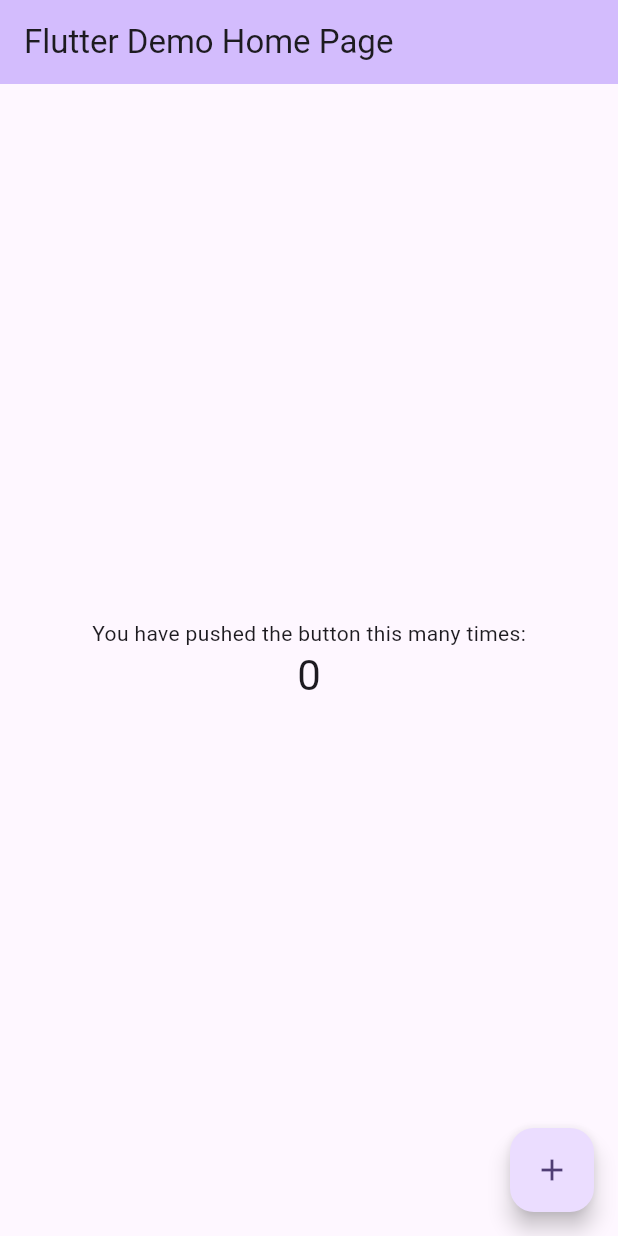
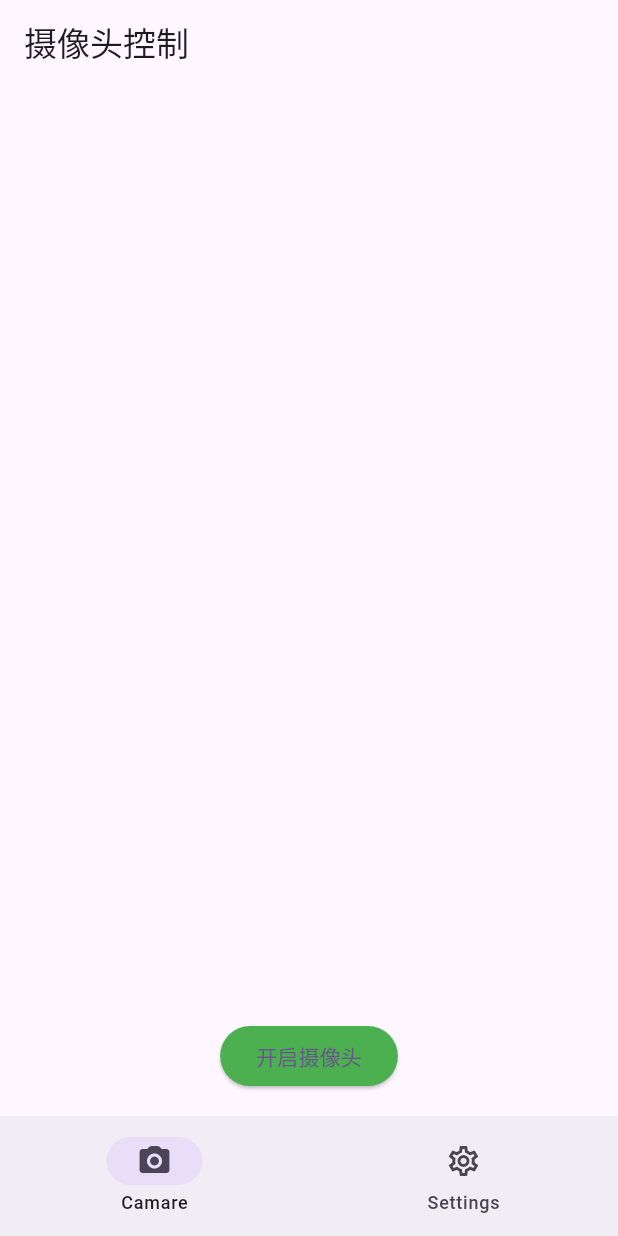
Before and after one commit to ninthingz/sign_in_life, a Flutter app: the screen it shows after launch, on a phone screen of 412 x 824 dp. Run offline on Flutter 3.47's test engine with Material 3 defaults, Android fonts, the phone set to English and light mode, and no system bars; our stand-ins replace camera, permission_handler.

Commit message:
feat: 添加本机摄像头控制页面

```diff
--- a/lib/main.dart
+++ b/lib/main.dart
@@ -1,4 +1,6 @@
 import 'package:flutter/material.dart';
+import 'package:sign_in_life/widgets/camera_page.dart';
+import 'package:sign_in_life/widgets/settings_page.dart';
 
 void main() {
   runApp(const MyApp());
@@ -13,110 +15,52 @@ class MyApp extends StatelessWidget {
     return MaterialApp(
       title: 'Flutter Demo',
       theme: ThemeData(
-        // This is the theme of your application.
-        //
-        // TRY THIS: Try running your application with "flutter run". You'll see
-        // the application has a purple toolbar. Then, without quitting the app,
-        // try changing the seedColor in the colorScheme below to Colors.green
-        // and then invoke "hot reload" (save your changes or press the "hot
-        // reload" button in a Flutter-supported IDE, or press "r" if you used
-        // the command line to start the app).
-        //
-        // Notice that the counter didn't reset back to zero; the application
-        // state is not lost during the reload. To reset the state, use hot
-        // restart instead.
-        //
-        // This works for code too, not just values: Most code changes can be
-        // tested with just a hot reload.
         colorScheme: ColorScheme.fromSeed(seedColor: Colors.deepPurple),
       ),
-      home: const MyHomePage(title: 'Flutter Demo Home Page'),
+      home: const MainPage(),
     );
   }
 }
 
-class MyHomePage extends StatefulWidget {
-  const MyHomePage({super.key, required this.title});
-
-  // This widget is the home page of your application. It is stateful, meaning
-  // that it has a State object (defined below) that contains fields that affect
-  // how it looks.
-
-  // This class is the configuration for the state. It holds the values (in this
-  // case the title) provided by the parent (in this case the App widget) and
-  // used by the build method of the State. Fields in a Widget subclass are
-  // always marked "final".
-
-  final String title;
+class MainPage extends StatefulWidget {
+  const MainPage({super.key});
 
   @override
-  State<MyHomePage> createState() => _MyHomePageState();
+  State<MainPage> createState() => _MainPageState();
 }
 
-class _MyHomePageState extends State<MyHomePage> {
-  int _counter = 0;
+class _MainPageState extends State<MainPage> {
+  int _selectedIndex = 0;
 
-  void _incrementCounter() {
-    setState(() {
-      // This call to setState tells the Flutter framework that something has
-      // changed in this State, which causes it to rerun the build method below
-      // so that the display can reflect the updated values. If we changed
-      // _counter without calling setState(), then the build method would not be
-      // called again, and so nothing would appear to happen.
-      _counter++;
-    });
-  }
+  final List<Widget> _pages = const [CameraScreen(), SettingsPage()];
 
   @override
   Widget build(BuildContext context) {
-    // This method is rerun every time setState is called, for instance as done
-    // by the _incrementCounter method above.
-    //
-    // The Flutter framework has been optimized to make rerunning build methods
-    // fast, so that you can just rebuild anything that needs updating rather
-    // than having to individually change instances of widgets.
     return Scaffold(
-      appBar: AppBar(
-        // TRY THIS: Try changing the color here to a specific color (to
-        // Colors.amber, perhaps?) and trigger a hot reload to see the AppBar
-        // change color while the other colors stay the same.
-        backgroundColor: Theme.of(context).colorScheme.inversePrimary,
-        // Here we take the value from the MyHomePage object that was created by
-        // the App.build method, and use it to set our appbar title.
-        title: Text(widget.title),
+      body: _pages[_selectedIndex],
+      bottomNavigationBar: NavigationBar(
+        animationDuration: const Duration(seconds: 1),
+        selectedIndex: _selectedIndex,
+        onDestinationSelected: (index) {
+          setState(() {
+            _selectedIndex = index;
+          });
+        },
+        destinations: _navBarItems,
       ),
-      body: Center(
-        // Center is a layout widget. It takes a single child and positions it
-        // in the middle of the parent.
-        child: Column(
-          // Column is also a layout widget. It takes a list of children and
-          // arranges them vertically. By default, it sizes itself to fit its
-          // children horizontally, and tries to be as tall as its parent.
-          //
-          // Column has various properties to control how it sizes itself and
-          // how it positions its children. Here we use mainAxisAlignment to
-          // center the children vertically; the main axis here is the vertical
-          // axis because Columns are vertical (the cross axis would be
-          // horizontal).
-          //
-          // TRY THIS: Invoke "debug painting" (choose the "Toggle Debug Paint"
-          // action in the IDE, or press "p" in the console), to see the
-          // wireframe for each widget.
-          mainAxisAlignment: MainAxisAlignment.center,
-          children: <Widget>[
-            const Text('You have pushed the button this many times:'),
-            Text(
-              '$_counter',
-              style: Theme.of(context).textTheme.headlineMedium,
-            ),
-          ],
-        ),
-      ),
-      floatingActionButton: FloatingActionButton(
-        onPressed: _incrementCounter,
-        tooltip: 'Increment',
-        child: const Icon(Icons.add),
-      ), // This trailing comma makes auto-formatting nicer for build methods.
     );
   }
 }
+
+const _navBarItems = [
+  NavigationDestination(
+    icon: Icon(Icons.camera_alt_outlined),
+    selectedIcon: Icon(Icons.camera_alt_rounded),
+    label: 'Camare',
+  ),
+  NavigationDestination(
+    icon: Icon(Icons.settings_outlined),
+    selectedIcon: Icon(Icons.settings_rounded),
+    label: 'Settings',
+  ),
+];
--- /dev/null
+++ b/lib/widgets/camera_page.dart
@@ -0,0 +1,143 @@
+import 'package:flutter/material.dart';
+import 'package:camera/camera.dart';
+import 'package:permission_handler/permission_handler.dart';
+
+class CameraScreen extends StatefulWidget {
+  const CameraScreen({super.key});
+
+  @override
+  _CameraScreenState createState() => _CameraScreenState();
+}
+
+class _CameraScreenState extends State<CameraScreen>
+    with WidgetsBindingObserver {
+  CameraController? _controller;
+  bool _isCameraInitialized = false;
+  bool _isCameraOn = false;
+  List<CameraDescription>? _cameras;
+
+  @override
+  void initState() {
+    super.initState();
+    WidgetsBinding.instance.addObserver(this);
+  }
+
+  @override
+  void dispose() {
+    WidgetsBinding.instance.removeObserver(this);
+    _controller?.dispose();
+    super.dispose();
+  }
+
+  Future<void> _checkPermissionsAndInitialize() async {
+    var status = await Permission.camera.status;
+    if (!status.isGranted) {
+      status = await Permission.camera.request();
+    }
+
+    if (status.isGranted) {
+      await _initializeCamera();
+    } else {
+      ScaffoldMessenger.of(
+        context,
+      ).showSnackBar(const SnackBar(content: Text('需要相机权限')));
+    }
+  }
+
+  Future<void> _initializeCamera() async {
+    _cameras = await availableCameras();
+    if (_cameras!.isEmpty) {
+      ScaffoldMessenger.of(
+        context,
+      ).showSnackBar(const SnackBar(content: Text('未检测到可用摄像头')));
+      return;
+    }
+
+    _controller = CameraController(
+      _cameras![0],
+      ResolutionPreset.medium,
+      enableAudio: false,
+    );
+
+    try {
+      await _controller!.initialize();
+      setState(() {
+        _isCameraInitialized = true;
+      });
+    } catch (e) {
+      _showError('无法初始化摄像头: $e');
+    }
+  }
+
+  void _toggleCamera() async {
+    try {
+      if (_isCameraOn) {
+        await _controller!.pausePreview();
+      } else {
+        if (!_isCameraInitialized) {
+          await _checkPermissionsAndInitialize();
+        } else {
+          await _controller!.initialize();
+          await _controller!.resumePreview();
+        }
+      }
+      setState(() {
+        _isCameraOn = !_isCameraOn;
+      });
+    } catch (e) {
+      _showError('操作摄像头失败: $e');
+    }
+  }
+
+  void _disposeCamera() async {
+    if (_controller != null) {
+      await _controller!.dispose();
+      _controller = null;
+      setState(() {
+        _isCameraInitialized = false;
+        _isCameraOn = false;
+      });
+    }
+  }
+
+  void _showError(String message) {
+    ScaffoldMessenger.of(
+      context,
+    ).showSnackBar(SnackBar(content: Text(message)));
+  }
+
+  @override
+  Widget build(BuildContext context) {
+    return Scaffold(
+      appBar: AppBar(title: const Text('摄像头控制')),
+      body: Column(
+        children: [
+          Expanded(
+            child:
+                _isCameraInitialized
+                    ? AspectRatio(
+                      aspectRatio: _controller!.value.aspectRatio,
+                      child: CameraPreview(_controller!),
+                    )
+                    : const Center(child: null),
+          ),
+          Padding(
+            padding: const EdgeInsets.all(16.0),
+            child: Row(
+              mainAxisAlignment: MainAxisAlignment.spaceEvenly,
+              children: [
+                ElevatedButton(
+                  onPressed: _toggleCamera,
+                  style: ElevatedButton.styleFrom(
+                    backgroundColor: _isCameraOn ? Colors.red : Colors.green,
+                  ),
+                  child: Text(_isCameraOn ? '关闭摄像头' : '开启摄像头'),
+                ),
+              ],
+            ),
+          ),
+        ],
+      ),
+    );
+  }
+}
--- a/pubspec.yaml
+++ b/pubspec.yaml
@@ -34,6 +34,8 @@ dependencies:
   # The following adds the Cupertino Icons font to your application.
   # Use with the CupertinoIcons class for iOS style icons.
   cupertino_icons: ^1.0.8
+  camera: ^0.11.1
+  permission_handler: ^11.4.0
 
 dev_dependencies:
   flutter_test:
```
Also changed, not shown: lib/widgets/home_page.dart (added, +21 -0 lines), lib/widgets/settings_page.dart (added, +21 -0 lines), pubspec.lock, 4 other files.
